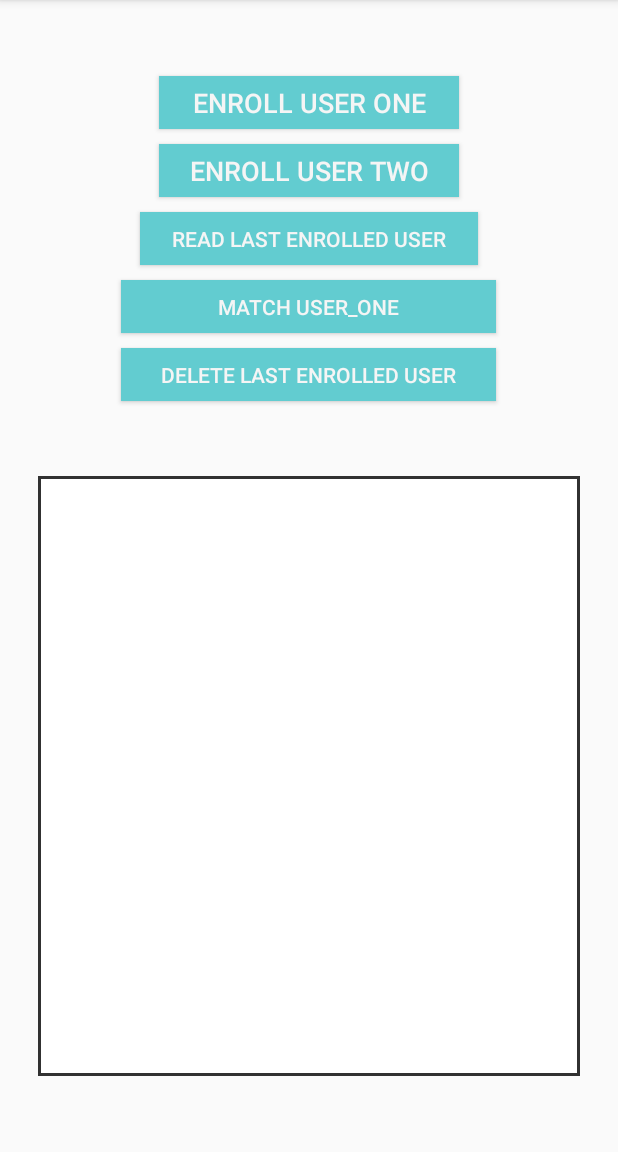
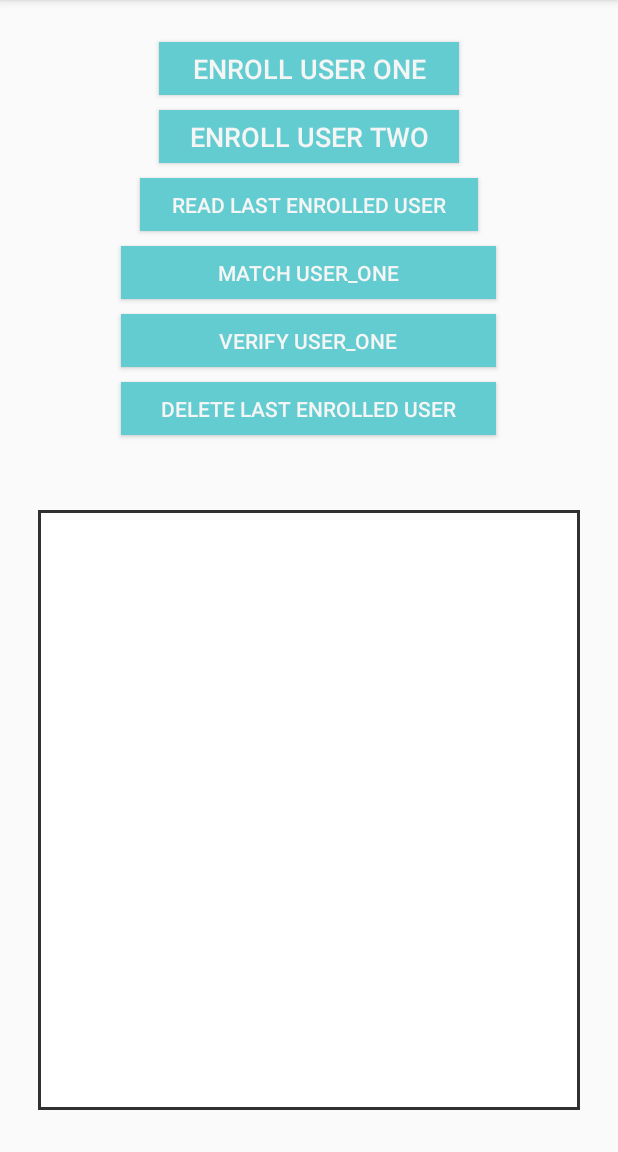
Before and after one commit to CredenceID/capp_SampleDatabase, an Android app: the DatabaseActivity screen opened directly, with no data from a screen before it, on a phone screen of 412 x 824 dp, the part 84-1236 px from its top. Run offline under Robolectric (Android 15) with nearby library versions, the phone set to English and light mode, and no system bars.

Commit message:
Added Verify.

```diff
--- a/app/src/main/res/layout/act_main.xml
+++ b/app/src/main/res/layout/act_main.xml
@@ -46,6 +46,16 @@
         android:textSize="14sp" />
 
     <Button
+        android:id="@+id/verifyBtn"
+        android:layout_width="250dp"
+        android:layout_height="35dp"
+        android:layout_marginTop="10dp"
+        android:background="@color/cid_blue_light"
+        android:text="Verify USER_ONE"
+        android:textColor="@color/white_smoke"
+        android:textSize="14sp" />
+
+    <Button
         android:id="@+id/deleteBtn"
         android:layout_width="250dp"
         android:layout_height="35dp"
```
Also changed, not shown: app/src/main/java/com/credenceid/sample/db/DatabaseActivity.kt (+9 -0 lines).
